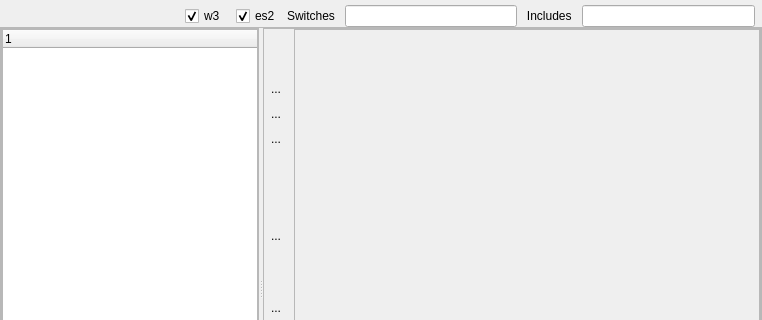
FiveTechSoft/qtcontribs, file hbqtwidgets/scripts.ui: the form before one commit; both pictures show x 0 to 762 and y 0 to 320 of the 762 by 549 pixel window.
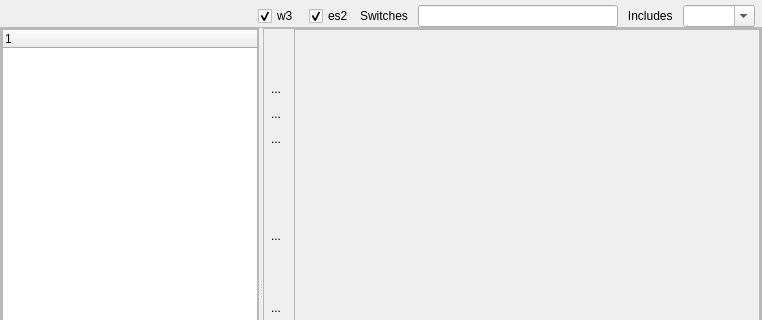
The form after the commit. Icons and pictures are not drawn. Custom widgets are drawn as their Qt base class.

```diff
--- a/hbqtwidgets/scripts.ui
+++ b/hbqtwidgets/scripts.ui
@@ -88,25 +88,35 @@
       </widget>
      </item>
      <item>
-      <widget class="QLineEdit" name="editSwitches"/>
-     </item>
-     <item>
-      <widget class="QLabel" name="label">
-       <property name="text">
-        <string>   Includes   </string>
-       </property>
-      </widget>
-     </item>
-     <item>
-      <widget class="QLineEdit" name="editIncludes">
+      <widget class="QLineEdit" name="editSwitches">
        <property name="maximumSize">
         <size>
-         <width>16777215</width>
+         <width>200</width>
          <height>16777215</height>
         </size>
        </property>
+      </widget>
+     </item>
+     <item>
+      <widget class="QLabel" name="label">
+       <property name="text">
+        <string>   Includes   </string>
+       </property>
+      </widget>
+     </item>
+     <item>
+      <widget class="QComboBox" name="comboInc">
+       <property name="contextMenuPolicy">
+        <enum>Qt::CustomContextMenu</enum>
+       </property>
        <property name="toolTip">
-        <string>Space separated list of include paths</string>
+        <string>Type in one nclude path and press Enter.</string>
+       </property>
+       <property name="editable">
+        <bool>true</bool>
+       </property>
+       <property name="sizeAdjustPolicy">
+        <enum>QComboBox::AdjustToContents</enum>
        </property>
       </widget>
      </item>
```
Left out of the diff: 2 changed lines with no effect on the pictures.
